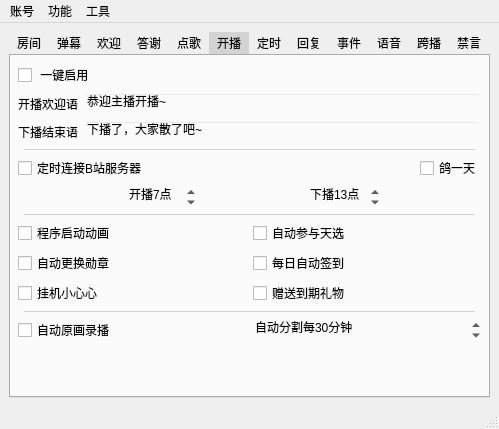
Old version of the form mainwindow.ui in the repository iwxyi/Bilibili-MagicalDanmaku.
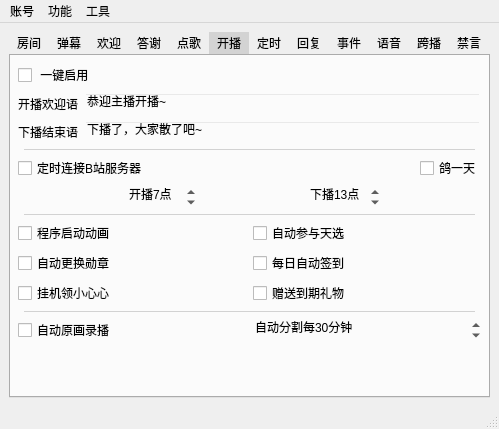
New version of the form. The open tabs and pages were chosen to show the change. Icons and pictures are not drawn. Custom widgets are drawn as their Qt base class.

Commit message: 修复禁言提示无法关闭的问题

Patch:
```diff
--- a/mainwindow.ui
+++ b/mainwindow.ui
@@ -1468,7 +1468,7 @@
              <string>&lt;html&gt;&lt;head/&gt;&lt;body&gt;&lt;p&gt;连接直播间后保持观看状态，以获得小心心&lt;/p&gt;&lt;p&gt;可配合自动赠送过期礼物&lt;/p&gt;&lt;/body&gt;&lt;/html&gt;</string>
             </property>
             <property name="text">
-             <string>挂机小心心</string>
+             <string>挂机领小心心</string>
             </property>
            </widget>
           </item>
```
Left out of the diff: 2 changed lines with no effect on the pictures. The commit also changes 2 other files.
